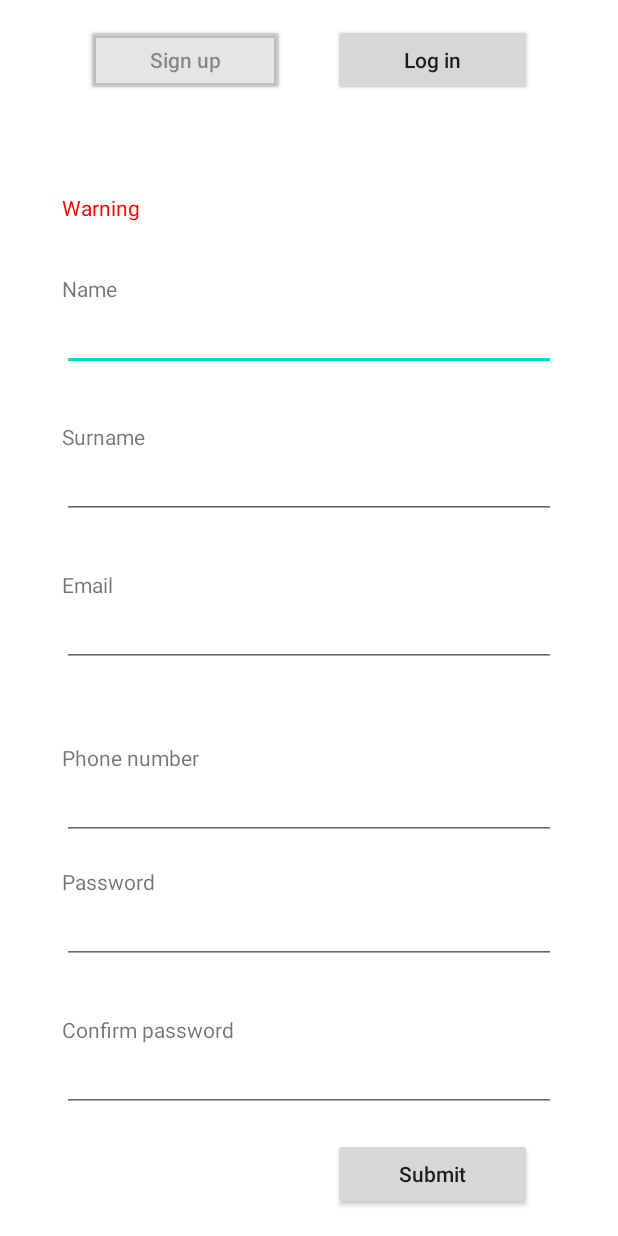
After one commit to AlekseyFeofilov/IRent, an Android app: the layout activity_sign_up.xml on its own in the app's theme, with its tools: preview values and no code run, on a phone screen of 412 x 824 dp. The commit adds this screen. Run offline under Robolectric (Android 15) with nearby library versions, the phone set to English and light mode, and no system bars.

Commit message:
add layout for sign up and log in

```diff
--- a/app/src/main/AndroidManifest.xml
+++ b/app/src/main/AndroidManifest.xml
@@ -18,7 +18,7 @@
         android:networkSecurityConfig="@xml/network_security_config"
         tools:targetApi="31">
         <activity
-            android:name=".MainActivity"
+            android:name=".authorization.AuthorizationActivity"
             android:exported="true">
             <intent-filter>
                 <action android:name="android.intent.action.MAIN" />
--- /dev/null
+++ b/app/src/main/res/layout/activity_sign_up.xml
@@ -0,0 +1,232 @@
+<?xml version="1.0" encoding="utf-8"?>
+<androidx.constraintlayout.widget.ConstraintLayout xmlns:android="http://schemas.android.com/apk/res/android"
+    xmlns:tools="http://schemas.android.com/tools"
+    android:layout_width="match_parent"
+    android:layout_height="match_parent"
+    xmlns:app="http://schemas.android.com/apk/res-auto">
+
+    <androidx.appcompat.widget.AppCompatButton
+        android:id="@+id/signUpButton"
+        android:layout_width="0dp"
+        android:layout_height="wrap_content"
+        android:layout_margin="16dp"
+        android:backgroundTint="#1A000000"
+        android:clickable="false"
+        android:text="@string/sign_up"
+        android:textAllCaps="false"
+        android:textColor="#6A000000"
+        app:layout_constraintEnd_toStartOf="@+id/verticalCenterGuideline"
+        app:layout_constraintStart_toStartOf="@+id/startGuideline"
+        app:layout_constraintTop_toTopOf="parent" />
+
+    <androidx.appcompat.widget.AppCompatButton
+        android:id="@+id/logInButton"
+        android:layout_width="0dp"
+        android:layout_height="wrap_content"
+        android:layout_margin="16dp"
+        android:text="@string/log_in"
+        android:textAllCaps="false"
+        app:layout_constraintEnd_toStartOf="@+id/endGuideline"
+        app:layout_constraintStart_toStartOf="@+id/verticalCenterGuideline"
+        app:layout_constraintTop_toTopOf="parent" />
+
+    <TextView
+        android:id="@+id/warningTextView"
+        android:layout_width="wrap_content"
+        android:layout_height="wrap_content"
+        android:textColor="#FF0000"
+        app:layout_constraintBottom_toTopOf="@+id/modeGuideline"
+        app:layout_constraintStart_toStartOf="@+id/startGuideline"
+        tools:text="Warning" />
+
+    <TextView
+        android:id="@+id/nameTextView"
+        android:layout_width="wrap_content"
+        android:layout_height="wrap_content"
+        android:text="@string/name"
+        app:layout_constraintBottom_toTopOf="@+id/nameEditText"
+        app:layout_constraintStart_toStartOf="@+id/startGuideline" />
+
+    <EditText
+        android:id="@+id/nameEditText"
+        android:layout_width="0dp"
+        android:layout_height="wrap_content"
+        android:inputType="textPersonName"
+        android:textColor="@color/black"
+        app:layout_constraintBottom_toTopOf="@+id/nameGuideline"
+        app:layout_constraintEnd_toStartOf="@+id/endGuideline"
+        app:layout_constraintStart_toStartOf="@+id/startGuideline" />
+
+    <TextView
+        android:id="@+id/surnameTextView"
+        android:layout_width="wrap_content"
+        android:layout_height="wrap_content"
+        android:text="@string/surname"
+        app:layout_constraintBottom_toTopOf="@+id/surnameEditText"
+        app:layout_constraintStart_toStartOf="@+id/startGuideline" />
+
+    <EditText
+        android:id="@+id/surnameEditText"
+        android:layout_width="0dp"
+        android:layout_height="wrap_content"
+        android:inputType="textPersonName"
+        android:textColor="@color/black"
+        app:layout_constraintBottom_toTopOf="@+id/surnameGuideline"
+        app:layout_constraintEnd_toStartOf="@+id/endGuideline"
+        app:layout_constraintStart_toStartOf="@+id/startGuideline" />
+
+    <TextView
+        android:id="@+id/emailTextView"
+        android:layout_width="wrap_content"
+        android:layout_height="wrap_content"
+        android:text="@string/email"
+        app:layout_constraintBottom_toTopOf="@+id/emailEditText"
+        app:layout_constraintStart_toStartOf="@+id/startGuideline" />
+
+    <EditText
+        android:id="@+id/emailEditText"
+        android:layout_width="0dp"
+        android:layout_height="wrap_content"
+        android:inputType="textEmailAddress"
+        android:textColor="@color/black"
+        app:layout_constraintBottom_toTopOf="@+id/emailGuideline"
+        app:layout_constraintEnd_toStartOf="@+id/endGuideline"
+        app:layout_constraintStart_toStartOf="@+id/startGuideline" />
+
+    <TextView
+        android:id="@+id/phoneNumberTextView"
+        android:layout_width="wrap_content"
+        android:layout_height="wrap_content"
+        android:text="@string/phone_number"
+        app:layout_constraintBottom_toTopOf="@+id/phoneNumberEditText"
+        app:layout_constraintStart_toStartOf="@+id/startGuideline" />
+
+    <EditText
+        android:id="@+id/phoneNumberEditText"
+        android:layout_width="0dp"
+        android:layout_height="wrap_content"
+        android:inputType="phone"
+        android:textColor="@color/black"
+        app:layout_constraintBottom_toTopOf="@+id/phoneNumberGuideline"
+        app:layout_constraintEnd_toStartOf="@+id/endGuideline"
+        app:layout_constraintStart_toStartOf="@+id/startGuideline" />
+
+    <TextView
+        android:id="@+id/passwordTextView"
+        android:layout_width="wrap_content"
+        android:layout_height="wrap_content"
+        android:text="@string/password"
+        app:layout_constraintBottom_toTopOf="@+id/passwordEditText"
+        app:layout_constraintStart_toStartOf="@+id/startGuideline" />
+
+    <EditText
+        android:id="@+id/passwordEditText"
+        android:layout_width="0dp"
+        android:layout_height="wrap_content"
+        android:inputType="textPassword"
+        android:textColor="@color/black"
+        app:layout_constraintBottom_toTopOf="@+id/passwordGuideline"
+        app:layout_constraintEnd_toStartOf="@+id/endGuideline"
+        app:layout_constraintStart_toStartOf="@+id/startGuideline" />
+
+    <TextView
+        android:id="@+id/confirmPasswordTextView"
+        android:layout_width="wrap_content"
+        android:layout_height="wrap_content"
+        android:text="@string/confirm_password"
+        app:layout_constraintBottom_toTopOf="@+id/confirmPasswordEditText"
+        app:layout_constraintStart_toStartOf="@+id/startGuideline" />
+
+    <EditText
+        android:id="@+id/confirmPasswordEditText"
+        android:layout_width="0dp"
+        android:layout_height="wrap_content"
+        android:inputType="textPassword"
+        android:textColor="@color/black"
+        app:layout_constraintBottom_toTopOf="@+id/confirmPasswordGuideline"
+        app:layout_constraintEnd_toStartOf="@+id/endGuideline"
+        app:layout_constraintStart_toStartOf="@+id/startGuideline" />
+
+    <androidx.appcompat.widget.AppCompatButton
+        android:id="@+id/submitButton"
+        android:layout_width="0dp"
+        android:layout_height="wrap_content"
+        android:layout_margin="16dp"
+        android:text="@string/submit"
+        android:textAllCaps="false"
+        app:layout_constraintBottom_toBottomOf="parent"
+        app:layout_constraintEnd_toStartOf="@+id/endGuideline"
+        app:layout_constraintStart_toStartOf="@+id/verticalCenterGuideline"
+        app:layout_constraintTop_toTopOf="@+id/confirmPasswordGuideline" />
+
+    <androidx.constraintlayout.widget.Guideline
+        android:id="@+id/modeGuideline"
+        android:layout_width="wrap_content"
+        android:layout_height="wrap_content"
+        android:orientation="horizontal"
+        app:layout_constraintGuide_percent="0.18" />
+
+    <androidx.constraintlayout.widget.Guideline
+        android:id="@+id/nameGuideline"
+        android:layout_width="wrap_content"
+        android:layout_height="wrap_content"
+        android:orientation="horizontal"
+        app:layout_constraintGuide_percent="0.3" />
+
+    <androidx.constraintlayout.widget.Guideline
+        android:id="@+id/surnameGuideline"
+        android:layout_width="wrap_content"
+        android:layout_height="wrap_content"
+        android:orientation="horizontal"
+        app:layout_constraintGuide_percent="0.42" />
+
+    <androidx.constraintlayout.widget.Guideline
+        android:id="@+id/emailGuideline"
+        android:layout_width="wrap_content"
+        android:layout_height="wrap_content"
+        android:orientation="horizontal"
+        app:layout_constraintGuide_percent="0.54" />
+
+    <androidx.constraintlayout.widget.Guideline
+        android:id="@+id/phoneNumberGuideline"
+        android:layout_width="wrap_content"
+        android:layout_height="wrap_content"
+        android:orientation="horizontal"
+        app:layout_constraintGuide_percent="0.68" />
+
+    <androidx.constraintlayout.widget.Guideline
+        android:id="@+id/passwordGuideline"
+        android:layout_width="wrap_content"
+        android:layout_height="wrap_content"
+        android:orientation="horizontal"
+        app:layout_constraintGuide_percent="0.78" />
+
+    <androidx.constraintlayout.widget.Guideline
+        android:id="@+id/confirmPasswordGuideline"
+        android:layout_width="wrap_content"
+        android:layout_height="wrap_content"
+        android:orientation="horizontal"
+        app:layout_constraintGuide_percent="0.90" />
+
+    <androidx.constraintlayout.widget.Guideline
+        android:id="@+id/verticalCenterGuideline"
+        android:layout_width="wrap_content"
+        android:layout_height="wrap_content"
+        android:orientation="vertical"
+        app:layout_constraintGuide_percent="0.5" />
+
+    <androidx.constraintlayout.widget.Guideline
+        android:id="@+id/startGuideline"
+        android:layout_width="wrap_content"
+        android:layout_height="wrap_content"
+        android:orientation="vertical"
+        app:layout_constraintGuide_percent="0.1" />
+
+    <androidx.constraintlayout.widget.Guideline
+        android:id="@+id/endGuideline"
+        android:layout_width="wrap_content"
+        android:layout_height="wrap_content"
+        android:orientation="vertical"
+        app:layout_constraintGuide_percent="0.9" />
+
+</androidx.constraintlayout.widget.ConstraintLayout>
--- a/app/src/main/res/values/strings.xml
+++ b/app/src/main/res/values/strings.xml
@@ -1,3 +1,12 @@
 <resources>
     <string name="app_name">Shift</string>
+    <string name="sign_up">Sign up</string>
+    <string name="log_in">Log in</string>
+    <string name="password">Password</string>
+    <string name="submit">Submit</string>
+    <string name="confirm_password">Confirm password</string>
+    <string name="phone_number">Phone number</string>
+    <string name="email">Email</string>
+    <string name="surname">Surname</string>
+    <string name="name">Name</string>
 </resources>
```
Also changed, not shown: app/src/main/res/layout/activity_authorization.xml (added, +119 -0 lines).
